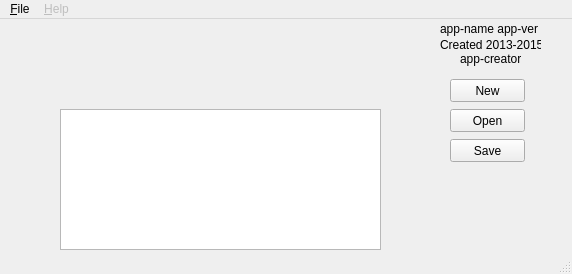
The window that ui/main.ui (le717/Blocks) describes before a commit, drawn with Qt 5.
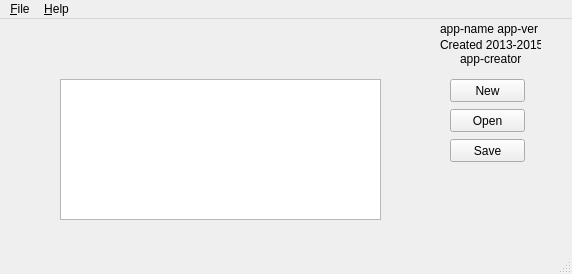
The same window after the commit. Icons and pictures are not drawn.

Commit message: Reposition edit area, enable Help menu + submenus

Diff of the .ui file:
```diff
--- a/ui/main.ui
+++ b/ui/main.ui
@@ -87,7 +87,7 @@
     <property name="geometry">
      <rect>
       <x>60</x>
-      <y>90</y>
+      <y>60</y>
       <width>321</width>
       <height>141</height>
      </rect>
@@ -158,7 +158,7 @@
     <property name="geometry">
      <rect>
       <x>180</x>
-      <y>60</y>
+      <y>30</y>
       <width>71</width>
       <height>16</height>
      </rect>
@@ -195,7 +195,7 @@
    </widget>
    <widget class="QMenu" name="menuHelp">
     <property name="enabled">
-     <bool>false</bool>
+     <bool>true</bool>
     </property>
     <property name="title">
      <string>&amp;Help</string>
```
Left out of the diff: 19 changed lines with no effect on the pictures. The commit also changes 2 other files.
